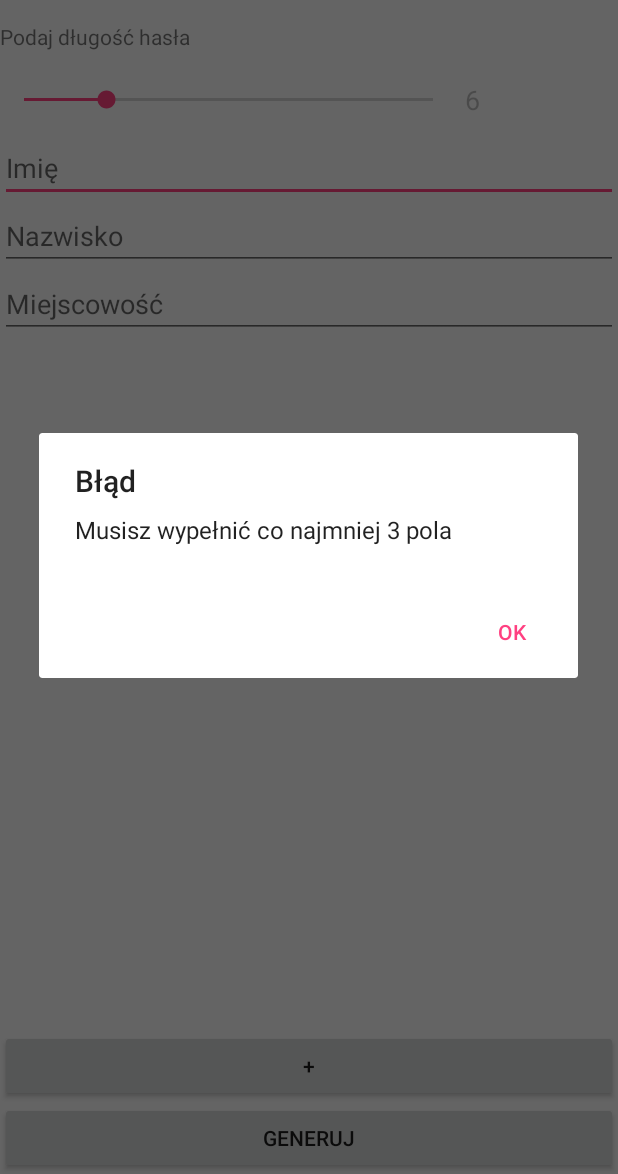
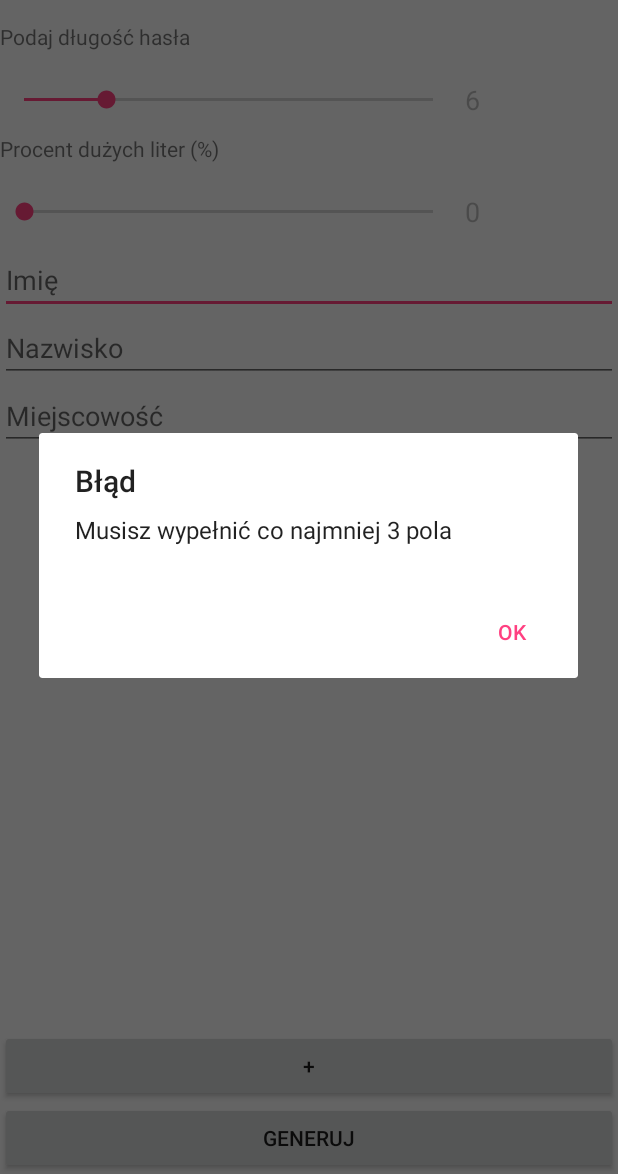
Before and after one commit to filipw2/projektGenerator, an Android app: the screen it shows after launch (MainActivity), after a tap on "GENERUJ", on a phone screen of 412 x 824 dp, the part 62-1236 px from its top. Run offline under Robolectric (Android 15) with nearby library versions, the phone set to English and light mode, and no system bars.

```diff
--- a/app/src/main/java/com/example/projekt/generator/MainActivity.java
+++ b/app/src/main/java/com/example/projekt/generator/MainActivity.java
@@ -47,15 +47,38 @@ public class MainActivity extends AppCompatActivity {
         tv.setKeyListener(null);
         tv.setBackgroundColor(Color.TRANSPARENT);
 
+        final TextView upp = (EditText) findViewById(R.id.upper);
+        upp.setFocusable(false);
+        upp.setEnabled(false);
+        upp.setText("0");
+        upp.setCursorVisible(false);
+        upp.setKeyListener(null);
+        upp.setBackgroundColor(Color.TRANSPARENT);
+
         SeekBar seekBar = (SeekBar) findViewById(R.id.seekBar);
         seekBar.setOnSeekBarChangeListener(new SeekBar.OnSeekBarChangeListener() {
             @Override
             public void onProgressChanged(SeekBar seekBar, int progress, boolean fromUser) {
-                //String t=tv.getText().toString();
-                //int s= Integer.parseInt(t);
-                //s+=progress;
-                //t=Integer.toString(s);
                 tv.setText(String.valueOf(progress));
+            }
+
+            @Override
+            public void onStartTrackingTouch(SeekBar seekBar) {
+
+            }
+
+            @Override
+            public void onStopTrackingTouch(SeekBar seekBar) {
+
+            }
+        });
+
+        SeekBar seekBar2 = (SeekBar) findViewById(R.id.seekBar2);
+        seekBar2.setOnSeekBarChangeListener(new SeekBar.OnSeekBarChangeListener() {
+            @Override
+            public void onProgressChanged(SeekBar seekBar, int progress, boolean fromUser) {
+                upp.setText(String.valueOf(progress));
+                gen.setUpper(Integer.parseInt(upp.getText().toString()));
             }
 
             @Override
@@ -168,9 +191,9 @@ public class MainActivity extends AppCompatActivity {
             passwordLength = Integer.parseInt(tv.getText().toString());
             if (passwordLength < 6 || passwordLength > 30){
                 AlertDialog.Builder dlgAlert  = new AlertDialog.Builder(this);
-                dlgAlert.setMessage("Długość powinna być większa od 5");
-                dlgAlert.setTitle("Błąd");
-                dlgAlert.setPositiveButton("OK",
+                dlgAlert.setMessage(R.string.tooshort);
+                dlgAlert.setTitle(R.string.error);
+                dlgAlert.setPositiveButton(R.string.ok,
                         new DialogInterface.OnClickListener() {
                             public void onClick(DialogInterface dialog, int which) {
                                 //dismiss the dialog
@@ -188,9 +211,9 @@ public class MainActivity extends AppCompatActivity {
 
         if(c<3) {
             AlertDialog.Builder dlgAlert  = new AlertDialog.Builder(this);
-            dlgAlert.setMessage("Musisz wypełnić co najmniej 3 pola");
-            dlgAlert.setTitle("Błąd");
-            dlgAlert.setPositiveButton("OK",
+            dlgAlert.setMessage(R.string.toofew);
+            dlgAlert.setTitle(R.string.error);
+            dlgAlert.setPositiveButton(R.string.ok,
                     new DialogInterface.OnClickListener() {
                         public void onClick(DialogInterface dialog, int which) {
                             //dismiss the dialog
--- a/app/src/main/res/layout/activity_main.xml
+++ b/app/src/main/res/layout/activity_main.xml
@@ -31,6 +31,33 @@
 
         <EditText
             android:id="@+id/passwordLength"
+            android:layout_width="0dp"
+            android:layout_height="wrap_content"
+            android:ems="10"
+            android:layout_weight="0.33"
+            android:inputType="number" />
+    </LinearLayout>
+
+    <TextView
+        android:id="@+id/textView3"
+        android:layout_width="match_parent"
+        android:layout_height="wrap_content"
+        android:text="@string/upp" />
+    <LinearLayout
+        android:id="@+id/laytbtns2"
+        android:layout_width="fill_parent"
+        android:layout_height="wrap_content"
+        android:layout_marginTop="10dp"
+        android:layout_below="@+id/LstPeriodOptions" >
+        <SeekBar
+            android:id="@+id/seekBar2"
+            android:layout_width="0dp"
+            android:layout_marginRight="5dp"
+            android:layout_weight="0.99"
+            android:layout_height="match_parent" />
+
+        <EditText
+            android:id="@+id/upper"
             android:layout_width="0dp"
             android:layout_height="wrap_content"
             android:ems="10"
--- a/app/src/main/res/values/strings.xml
+++ b/app/src/main/res/values/strings.xml
@@ -4,7 +4,15 @@
     <string name="title_activity_generator">GeneratorActivity</string>
     <string name="generator">Generator</string>
     <string name="exit">Wyjście</string>
+    <string name="error">Błąd</string>
+    <string name="ok">OK</string>
+    <string name="upp">Procent dużych liter (%)</string>
+    <string name="tooshort">Długość powinna być większa od 5</string>
+    <string name="toofew">Musisz wypełnić co najmniej 3 pola</string>
     <string name="length">Podaj długość hasła</string>
     <string name="generate">Generuj</string>
     <string name="input_placeholder">Wprowadź dane</string>
+    <string name="name">Imię</string>
+    <string name="surname">Nazwisko</string>
+    <string name="location">Mejscowość</string>
 </resources>
```
Also changed, not shown: app/src/main/java/com/example/projekt/generator/Generator.java (+28 -4 lines).
